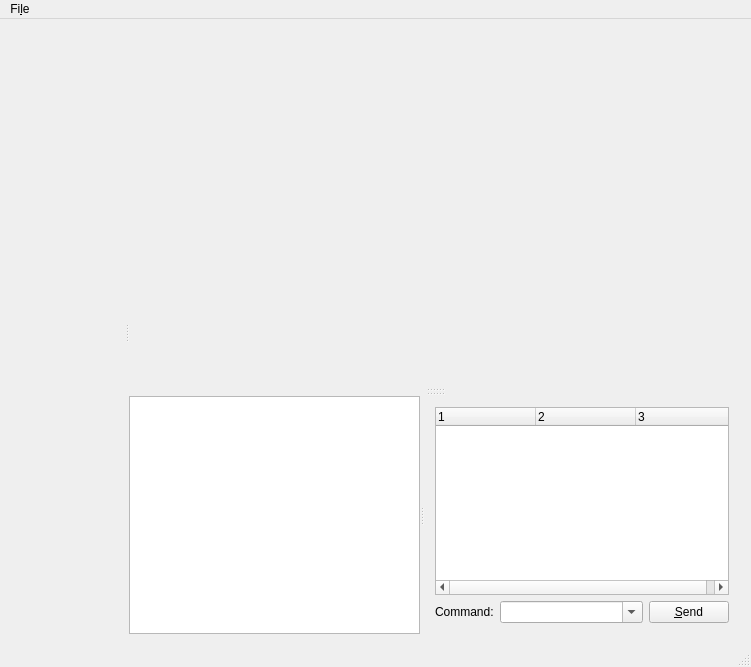
The window that hc/ui/probe/mainwindow.ui (hackerspace/hacked_cnc) describes before a commit, drawn with Qt 5.
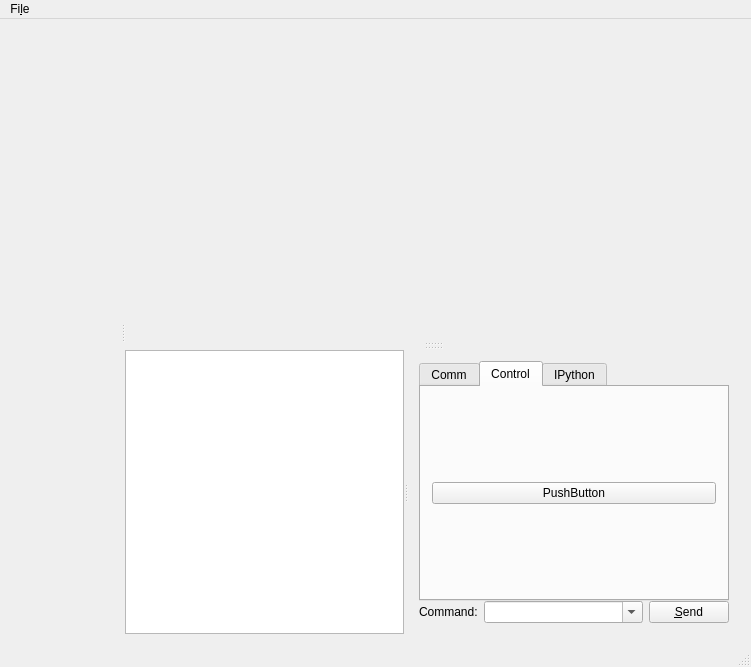
The same window after the commit. The open tabs and pages were chosen to show the change. Custom widgets are drawn as their Qt base class.

```diff
--- a/hc/ui/probe/mainwindow.ui
+++ b/hc/ui/probe/mainwindow.ui
@@ -58,6 +58,12 @@
          </property>
         </widget>
         <widget class="QSplitter" name="splitter">
+         <property name="sizePolicy">
+          <sizepolicy hsizetype="Expanding" vsizetype="Maximum">
+           <horstretch>0</horstretch>
+           <verstretch>0</verstretch>
+          </sizepolicy>
+         </property>
          <property name="orientation">
           <enum>Qt::Horizontal</enum>
          </property>
@@ -72,16 +78,41 @@
          <widget class="QWidget" name="layoutWidget_2">
           <layout class="QVBoxLayout" name="combox">
            <property name="spacing">
-            <number>6</number>
+            <number>0</number>
            </property>
+           <item>
+            <widget class="QTabWidget" name="tabWidget">
+             <property name="sizePolicy">
+              <sizepolicy hsizetype="Expanding" vsizetype="Expanding">
+               <horstretch>0</horstretch>
+               <verstretch>0</verstretch>
+              </sizepolicy>
+             </property>
+             <property name="currentIndex">
+              <number>0</number>
+             </property>
+             <widget class="QWidget" name="tab">
+              <attribute name="title">
+               <string>Comm</string>
+              </attribute>
+              <layout class="QVBoxLayout" name="verticalLayout">
            <item>
             <widget class="QTreeWidget" name="comtree">
+                 <property name="sizePolicy">
+                  <sizepolicy hsizetype="Expanding" vsizetype="Expanding">
+                   <horstretch>0</horstretch>
+                   <verstretch>0</verstretch>
+                  </sizepolicy>
+                 </property>
              <property name="verticalScrollMode">
               <enum>QAbstractItemView::ScrollPerPixel</enum>
              </property>
              <property name="columnCount">
               <number>3</number>
              </property>
+                 <attribute name="headerDefaultSectionSize">
+                  <number>50</number>
+                 </attribute>
              <column>
               <property name="text">
                <string notr="true">1</string>
@@ -99,8 +130,38 @@
              </column>
             </widget>
            </item>
+              </layout>
+             </widget>
+             <widget class="QWidget" name="tab_2">
+              <attribute name="title">
+               <string>Control</string>
+              </attribute>
+              <layout class="QHBoxLayout" name="horizontalLayout_4">
+               <item>
+                <layout class="QHBoxLayout" name="horizontalLayout_3">
+                 <item>
+                  <widget class="QPushButton" name="pushButton">
+                   <property name="text">
+                    <string>PushButton</string>
+                   </property>
+                  </widget>
+                 </item>
+                </layout>
+               </item>
+              </layout>
+             </widget>
+             <widget class="HCIPythonWidget" name="ipy">
+              <attribute name="title">
+               <string>IPython</string>
+              </attribute>
+             </widget>
+            </widget>
+           </item>
            <item>
             <layout class="QHBoxLayout" name="horizontalLayout">
+             <property name="spacing">
+              <number>6</number>
+             </property>
              <item>
               <widget class="QLabel" name="label_3">
                <property name="text">
@@ -229,6 +290,12 @@
    <header>paramtree.h</header>
    <container>1</container>
   </customwidget>
+  <customwidget>
+   <class>HCIPythonWidget</class>
+   <extends>QWidget</extends>
+   <header>ipythonwidget.h</header>
+   <container>1</container>
+  </customwidget>
  </customwidgets>
  <resources/>
  <connections>
```
Left out of the diff: 5 changed lines with no effect on the pictures. Lines whose indentation alone changed are shown as unchanged.
